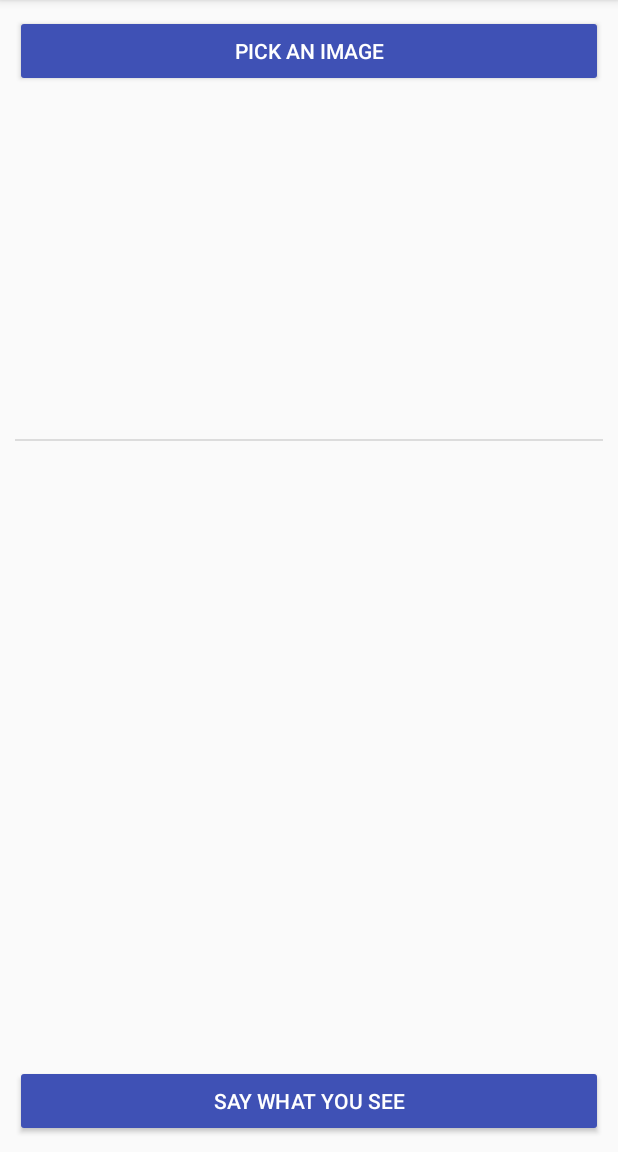
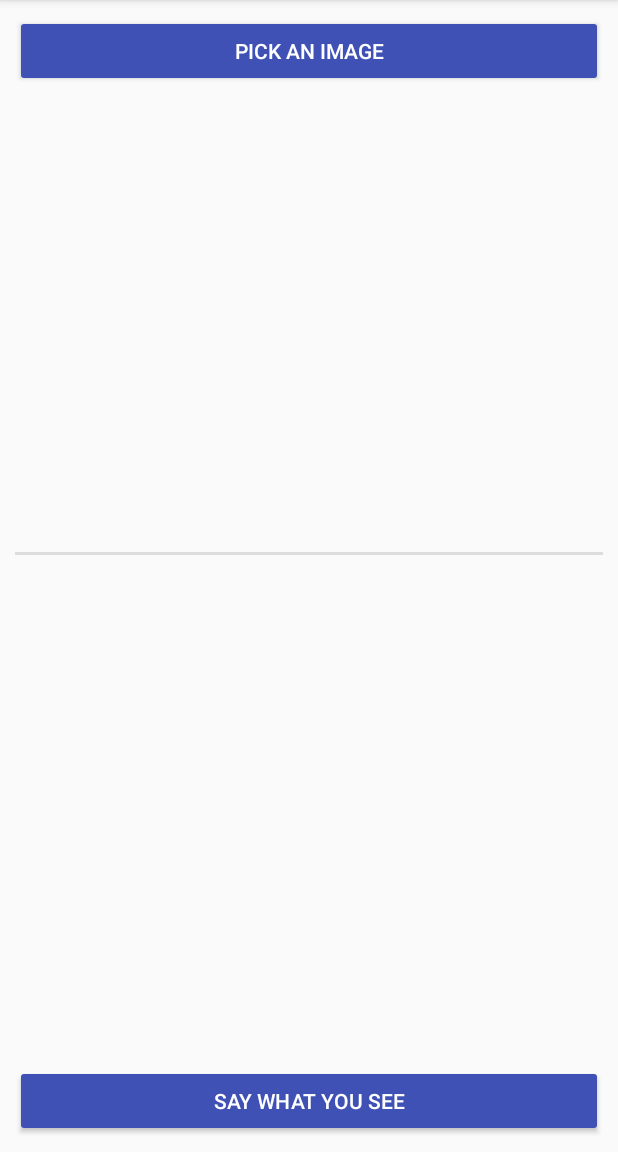
Before and after one commit to bagiasn/cognitive-demo, an Android app: the screen it shows after launch (MainActivity), on a phone screen of 412 x 824 dp, the part 84-1236 px from its top. Run offline under Robolectric (Android 15) with nearby library versions, the phone set to English and light mode, and no system bars.

Commit message:
Refresh fields after new selection, modify margins, increase divider height to 2dp

```diff
--- a/app/src/main/java/com/github/bagiasn/cognitive_demo/MainActivity.java
+++ b/app/src/main/java/com/github/bagiasn/cognitive_demo/MainActivity.java
@@ -35,12 +35,14 @@ public class MainActivity extends AppCompatActivity implements View.OnClickListe
     private static final int GALLERY_PERMISSIONS_REQUEST = 0;
     private static final int RECORD_PERMISSIONS_REQUEST = 1;
     private static final int GALLERY_IMAGE_REQUEST = 2;
-
+    // Visibility flag to show Vision results immediately if the user has already said something.
+    private boolean shouldShowVisionResults = false;
     // UI elements.
     private ImageView imgHolder;
     private TextView txtVisionResult;
     private TextView txtSpeechResult;
     private ProgressBar pgSpeechBar;
+    private ProgressBar pgVisionBar;
 
     @Override
     protected void onCreate(Bundle savedInstanceState) {
@@ -61,6 +63,7 @@ public class MainActivity extends AppCompatActivity implements View.OnClickListe
         txtVisionResult = findViewById(R.id.main_textview_vision_result);
         txtSpeechResult = findViewById(R.id.main_textview_speech_result);
         pgSpeechBar = findViewById(R.id.main_progress_speech);
+        pgVisionBar = findViewById(R.id.main_progress_vision);
     }
 
     @Override
@@ -81,6 +84,12 @@ public class MainActivity extends AppCompatActivity implements View.OnClickListe
     protected void onActivityResult(int requestCode, int resultCode, Intent data) {
         super.onActivityResult(requestCode, resultCode, data);
         if (requestCode == GALLERY_IMAGE_REQUEST && resultCode == RESULT_OK && data != null) {
+            // Indicate progress.
+            pgVisionBar.setVisibility(View.VISIBLE);
+            // Clear any previous results.
+            txtVisionResult.setText("");
+            txtSpeechResult.setText("");
+            // Start the Vision request.
             uploadImage(data.getData());
         }
     }
@@ -109,8 +118,8 @@ public class MainActivity extends AppCompatActivity implements View.OnClickListe
     public void onVisionApiResult(String result) {
         if (txtVisionResult != null) {
             txtVisionResult.setText(result);
-            txtVisionResult.setVisibility(View.VISIBLE);
         }
+        pgVisionBar.setVisibility(View.GONE);
     }
 
     @Override
@@ -123,7 +132,10 @@ public class MainActivity extends AppCompatActivity implements View.OnClickListe
         if (txtSpeechResult != null) {
             txtSpeechResult.setText(result);
             txtSpeechResult.setVisibility(View.VISIBLE);
+            // Show Vision results, too, for comparison.
+            txtVisionResult.setVisibility(View.VISIBLE);
         }
+        // Hide progress bar.
         pgSpeechBar.setVisibility(View.GONE);
     }
 
--- a/app/src/main/res/layout/content_main.xml
+++ b/app/src/main/res/layout/content_main.xml
@@ -24,10 +24,20 @@
         android:layout_below="@id/main_button_select_image"
         android:contentDescription="@string/main_image_content_description" />
 
+    <ProgressBar
+        android:id="@+id/main_progress_vision"
+        android:layout_width="match_parent"
+        android:layout_height="wrap_content"
+        android:layout_below="@+id/main_image_holder"
+        android:layout_marginTop="50dp"
+        android:indeterminate="true"
+        android:visibility="gone"
+        style="@android:style/Widget.Holo.ProgressBar.Horizontal" />
+
     <TextView
         android:id="@+id/main_textview_vision_result"
         android:layout_width="match_parent"
-        android:layout_height="wrap_content"
+        android:layout_height="100dp"
         android:layout_below="@id/main_image_holder"
         android:layout_marginTop="10dp"
         android:textSize="18sp"
@@ -41,7 +51,7 @@
         android:layout_width="match_parent"
         android:layout_height="wrap_content"
         android:layout_below="@id/main_textview_vision_result"
-        android:layout_marginTop="10dp"
+        android:layout_marginTop="30dp"
         android:textSize="18sp"
         android:textAlignment="center"
         android:visibility="invisible"/>
--- a/app/src/main/res/values/styles.xml
+++ b/app/src/main/res/values/styles.xml
@@ -19,7 +19,7 @@
 
     <style name="Divider">
         <item name="android:layout_width">match_parent</item>
-        <item name="android:layout_height">1dp</item>
+        <item name="android:layout_height">2dp</item>
         <item name="android:background">?android:attr/listDivider</item>
     </style>
 
```
